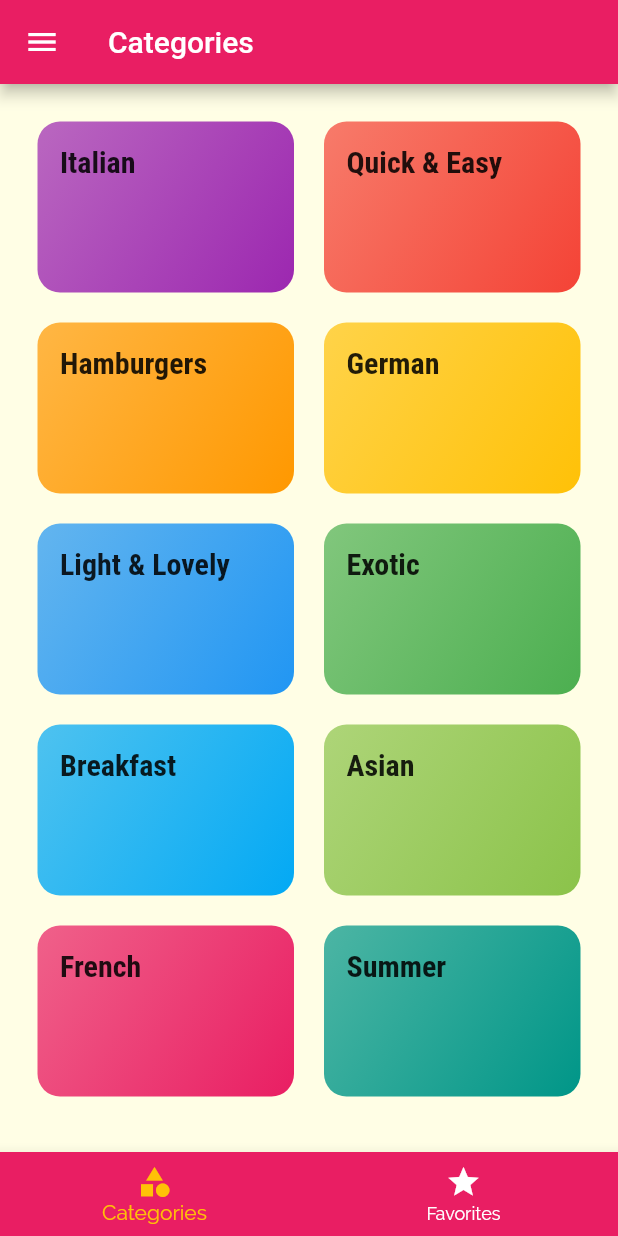
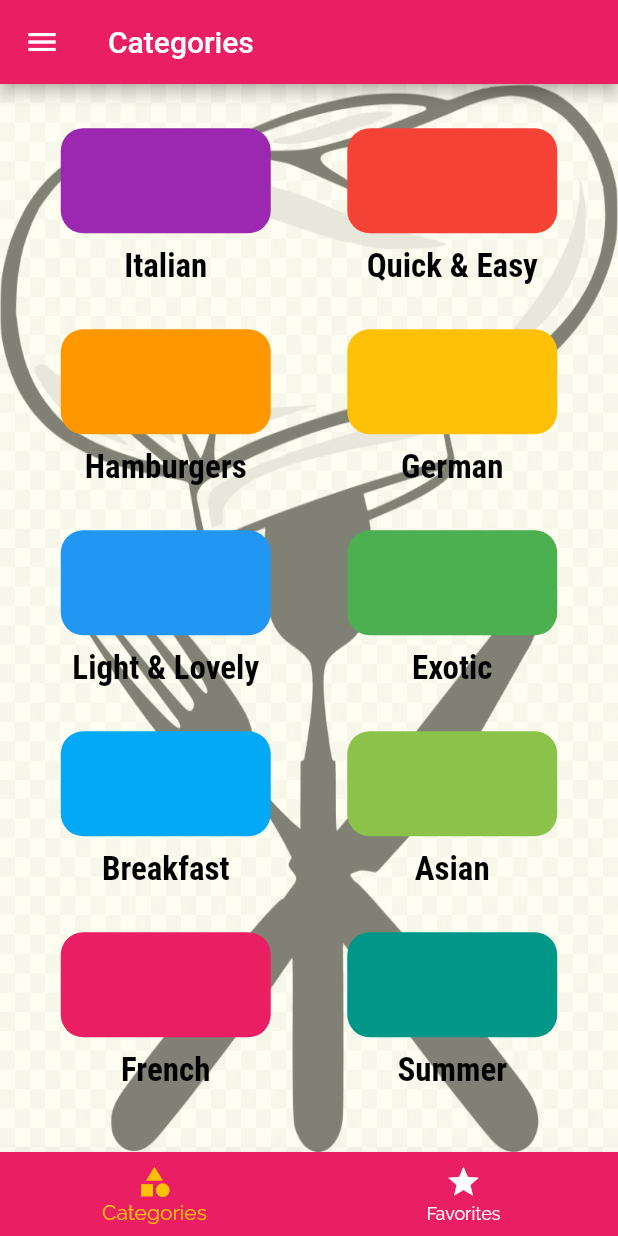
Before and after one commit to shoaib-khan895/udemy_meals_app, a Flutter app: the screen it shows after launch, on a phone screen of 412 x 824 dp. Run offline on Flutter 3.47's test engine with Material 2 defaults, Android fonts, the phone set to English and light mode, and no system bars.

Commit message:
bg image,Title changed
Home screen bg image and title is change

```diff
--- a/lib/main.dart
+++ b/lib/main.dart
@@ -1,4 +1,5 @@
 import 'package:flutter/material.dart';
+import 'package:udemy_meals_app/screens/favorites_screen.dart';
 
 import './dummy_data.dart';
 import './screens/tabs_screen.dart';
@@ -22,14 +23,14 @@ class _MyAppState extends State<MyApp> {
     'vegan': false,
     'vegetarian': false,
   };
-  List<Meal> _availableMeals = DUMMY_MEALS;
-  List<Meal> _favoriteMeals = [];
+  List<Meal> availableMeals = DUMMY_MEALS;
+  List<Meal> favoriteMeals = [];
 
   void _setFilters(Map<String, bool> filterData) {
     setState(() {
       _filters = filterData;
 
-      _availableMeals = DUMMY_MEALS.where((meal) {
+      availableMeals = DUMMY_MEALS.where((meal) {
         if (_filters['gluten'] && !meal.isGlutenFree) {
           return false;
         }
@@ -49,14 +50,15 @@ class _MyAppState extends State<MyApp> {
 
   void _toggleFavorite(String mealId) {
     final existingIndex =
-    _favoriteMeals.indexWhere((meal) => meal.id == mealId);
+        favoriteMeals.indexWhere((meal) => meal.id == mealId);
     if (existingIndex >= 0) {
       setState(() {
-        _favoriteMeals.removeAt(existingIndex);
-      });
+        favoriteMeals.removeAt(existingIndex);
+      }
+    );
     } else {
       setState(() {
-        _favoriteMeals.add(
+        favoriteMeals.add(
           DUMMY_MEALS.firstWhere((meal) => meal.id == mealId),
         );
       });
@@ -64,7 +66,7 @@ class _MyAppState extends State<MyApp> {
   }
 
   bool _isMealFavorite(String id) {
-    return _favoriteMeals.any((meal) => meal.id == id);
+    return favoriteMeals.any((meal) => meal.id == id);
   }
 
   @override
@@ -90,27 +92,14 @@ class _MyAppState extends State<MyApp> {
             )),
       ),
       // home: CategoriesScreen(),
-      initialRoute: '/', // default is '/'
+      initialRoute: '/',
       routes: {
-        '/': (ctx) => TabsScreen(_favoriteMeals),
+        '/': (ctx) => TabsScreen(favoriteMeals),
         CategoryMealsScreen.routeName: (ctx) =>
-            CategoryMealsScreen(_availableMeals),
-        MealDetailScreen.routeName: (ctx) => MealDetailScreen(_toggleFavorite, _isMealFavorite),
+            CategoryMealsScreen(availableMeals),
+        MealDetailScreen.routeName: (ctx) =>
+            MealDetailScreen(_toggleFavorite, _isMealFavorite),
         FiltersScreen.routeName: (ctx) => FiltersScreen(_filters, _setFilters),
-      },
-      onGenerateRoute: (settings) {
-        print(settings.arguments);
-        // if (settings.name == '/meal-detail') {
-        //   return ...;
-        // } else if (settings.name == '/something-else') {
-        //   return ...;
-        // }
-        // return MaterialPageRoute(builder: (ctx) => CategoriesScreen(),);
-      },
-      onUnknownRoute: (settings) {
-        return MaterialPageRoute(
-          builder: (ctx) => CategoriesScreen(),
-        );
       },
     );
   }
--- a/lib/screens/categories_screen.dart
+++ b/lib/screens/categories_screen.dart
@@ -6,7 +6,15 @@ import '../widgets/category_item.dart';
 class CategoriesScreen extends StatelessWidget {
   @override
   Widget build(BuildContext context) {
-    return GridView(
+    return Container(
+      decoration: BoxDecoration(
+        image: DecorationImage(
+          opacity: 0.5,
+          image: AssetImage("assets/images/one.jpeg"),
+          fit: BoxFit.fill,
+        ),
+      ),
+      child: GridView(
         padding: const EdgeInsets.all(25),
         gridDelegate: SliverGridDelegateWithMaxCrossAxisExtent(
           maxCrossAxisExtent: 200,
@@ -23,6 +31,7 @@ class CategoriesScreen extends StatelessWidget {
                   ),
             )
             .toList(),
+      ),
     );
   }
 }
--- a/lib/screens/meal_detail_screen.dart
+++ b/lib/screens/meal_detail_screen.dart
@@ -60,7 +60,7 @@ class MealDetailScreen extends StatelessWidget {
                 itemBuilder: (ctx, index) => Card(
                       color: Theme.of(context).accentColor,
                       child: Padding(
-                          padding: EdgeInsets.symmetric(
+                          padding: const EdgeInsets.symmetric(
                             vertical: 5,
                             horizontal: 10,
                           ),
--- a/lib/widgets/category_item.dart
+++ b/lib/widgets/category_item.dart
@@ -25,23 +25,26 @@ class CategoryItem extends StatelessWidget {
       onTap: () => selectCategory(context),
       splashColor: Theme.of(context).primaryColor,
       borderRadius: BorderRadius.circular(15),
-      child: Container(
-        padding: const EdgeInsets.all(15),
-        child: Text(
-          title,
-          style: Theme.of(context).textTheme.titleMedium,
-        ),
-        decoration: BoxDecoration(
-          gradient: LinearGradient(
-            colors: [
-              color.withOpacity(0.7),
-              color,
-            ],
-            begin: Alignment.topLeft,
-            end: Alignment.bottomRight,
+      child: Column(
+        mainAxisAlignment: MainAxisAlignment.spaceAround,
+        children: [
+          Container(
+            width: 140,
+            height: 70,
+            decoration: BoxDecoration(
+              color: color,
+              borderRadius: BorderRadius.circular(15),
+            ),
           ),
-          borderRadius: BorderRadius.circular(15),
-        ),
+          Text(
+            title,
+            style: TextStyle(
+                color: Colors.black,
+                fontWeight: FontWeight.bold,
+                fontSize: 22,
+                fontFamily: 'RobotoCondensed'),
+          ),
+        ],
       ),
     );
   }
--- a/lib/widgets/meal_item.dart
+++ b/lib/widgets/meal_item.dart
@@ -10,6 +10,7 @@ class MealItem extends StatelessWidget {
   final int duration;
   final Complexity complexity;
   final Affordability affordability;
+
 
   MealItem(
       {@required this.id,
```
Also changed, not shown: lib/screens/favorites_screen.dart (+18 -11 lines), assets/images/bg.jpeg (added), assets/images/bgnew.webp (added), assets/images/new.jpeg (added), assets/images/one.jpeg (added), assets/images/onebg.webp (added). Lines whose indentation alone changed are shown as unchanged.
